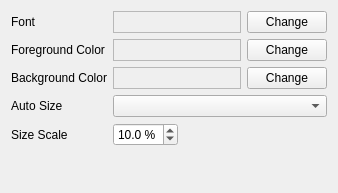
Before: the Qt Designer form src/cmplayer/ui/osdstyle_widget.ui in bylee20/cmplayer-kldp.net, drawn with Qt 5.
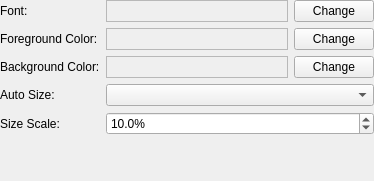
After: the same form once the commit is applied.

Patch:
```diff
--- a/src/cmplayer/ui/osdstyle_widget.ui
+++ b/src/cmplayer/ui/osdstyle_widget.ui
@@ -6,19 +6,24 @@
    <rect>
     <x>0</x>
     <y>0</y>
-    <width>338</width>
-    <height>193</height>
+    <width>374</width>
+    <height>181</height>
    </rect>
   </property>
-  <layout class="QGridLayout" name="gridLayout">
+  <layout class="QFormLayout" name="formLayout">
+   <property name="margin">
+    <number>0</number>
+   </property>
    <item row="0" column="0">
     <widget class="QLabel" name="label">
      <property name="text">
-      <string>Font</string>
+      <string>Font:</string>
      </property>
     </widget>
    </item>
    <item row="0" column="1">
+    <layout class="QHBoxLayout" name="horizontalLayout_2">
+     <item>
     <widget class="QLabel" name="fontLabel">
      <property name="sizePolicy">
       <sizepolicy hsizetype="MinimumExpanding" vsizetype="Preferred">
@@ -28,7 +33,7 @@
      </property>
      <property name="minimumSize">
       <size>
-       <width>100</width>
+         <width>150</width>
        <height>0</height>
       </size>
      </property>
@@ -46,21 +51,25 @@
      </property>
     </widget>
    </item>
-   <item row="0" column="2">
+     <item>
     <widget class="QPushButton" name="fontButton">
      <property name="text">
       <string>Change</string>
      </property>
     </widget>
    </item>
+    </layout>
+   </item>
    <item row="1" column="0">
     <widget class="QLabel" name="label_3">
      <property name="text">
-      <string>Foreground Color</string>
+      <string>Foreground Color:</string>
      </property>
     </widget>
    </item>
    <item row="1" column="1">
+    <layout class="QHBoxLayout" name="horizontalLayout_3">
+     <item>
     <widget class="QLabel" name="fgColorLabel">
      <property name="sizePolicy">
       <sizepolicy hsizetype="Expanding" vsizetype="Preferred">
@@ -68,6 +77,12 @@
        <verstretch>0</verstretch>
       </sizepolicy>
      </property>
+       <property name="minimumSize">
+        <size>
+         <width>150</width>
+         <height>0</height>
+        </size>
+       </property>
      <property name="frameShape">
       <enum>QFrame::StyledPanel</enum>
      </property>
@@ -82,21 +97,25 @@
      </property>
     </widget>
    </item>
-   <item row="1" column="2">
+     <item>
     <widget class="QPushButton" name="fgColorButton">
      <property name="text">
       <string>Change</string>
      </property>
     </widget>
    </item>
+    </layout>
+   </item>
    <item row="2" column="0">
     <widget class="QLabel" name="label_4">
      <property name="text">
-      <string>Background Color</string>
+      <string>Background Color:</string>
      </property>
     </widget>
    </item>
    <item row="2" column="1">
+    <layout class="QHBoxLayout" name="horizontalLayout_4">
+     <item>
     <widget class="QLabel" name="bgColorLabel">
      <property name="sizePolicy">
       <sizepolicy hsizetype="Expanding" vsizetype="Preferred">
@@ -104,6 +123,12 @@
        <verstretch>0</verstretch>
       </sizepolicy>
      </property>
+       <property name="minimumSize">
+        <size>
+         <width>150</width>
+         <height>0</height>
+        </size>
+       </property>
      <property name="frameShape">
       <enum>QFrame::StyledPanel</enum>
      </property>
@@ -118,21 +143,23 @@
      </property>
     </widget>
    </item>
-   <item row="2" column="2">
+     <item>
     <widget class="QPushButton" name="bgColorButton">
      <property name="text">
       <string>Change</string>
      </property>
     </widget>
    </item>
+    </layout>
+   </item>
    <item row="3" column="0">
     <widget class="QLabel" name="label_8">
      <property name="text">
-      <string>Auto Size</string>
+      <string>Auto Size:</string>
      </property>
     </widget>
    </item>
-   <item row="3" column="1" colspan="2">
+   <item row="3" column="1">
     <widget class="QComboBox" name="scale">
      <property name="sizeAdjustPolicy">
       <enum>QComboBox::AdjustToContents</enum>
@@ -142,19 +169,17 @@
    <item row="4" column="0">
     <widget class="QLabel" name="label_7">
      <property name="text">
-      <string>Size Scale</string>
+      <string>Size Scale:</string>
      </property>
     </widget>
    </item>
-   <item row="4" column="1" colspan="2">
-    <layout class="QHBoxLayout" name="horizontalLayout">
-     <item>
+   <item row="4" column="1">
       <widget class="QDoubleSpinBox" name="size">
        <property name="accelerated">
         <bool>true</bool>
        </property>
        <property name="suffix">
-        <string> %</string>
+      <string>%</string>
        </property>
        <property name="decimals">
         <number>1</number>
@@ -169,34 +194,6 @@
         <double>10.000000000000000</double>
        </property>
       </widget>
-     </item>
-     <item>
-      <spacer name="horizontalSpacer_4">
-       <property name="orientation">
-        <enum>Qt::Horizontal</enum>
-       </property>
-       <property name="sizeHint" stdset="0">
-        <size>
-         <width>0</width>
-         <height>0</height>
-        </size>
-       </property>
-      </spacer>
-     </item>
-    </layout>
-   </item>
-   <item row="5" column="0" colspan="3">
-    <spacer name="verticalSpacer">
-     <property name="orientation">
-      <enum>Qt::Vertical</enum>
-     </property>
-     <property name="sizeHint" stdset="0">
-      <size>
-       <width>0</width>
-       <height>0</height>
-      </size>
-     </property>
-    </spacer>
    </item>
   </layout>
  </widget>
```
Lines whose indentation alone changed are shown as unchanged.
